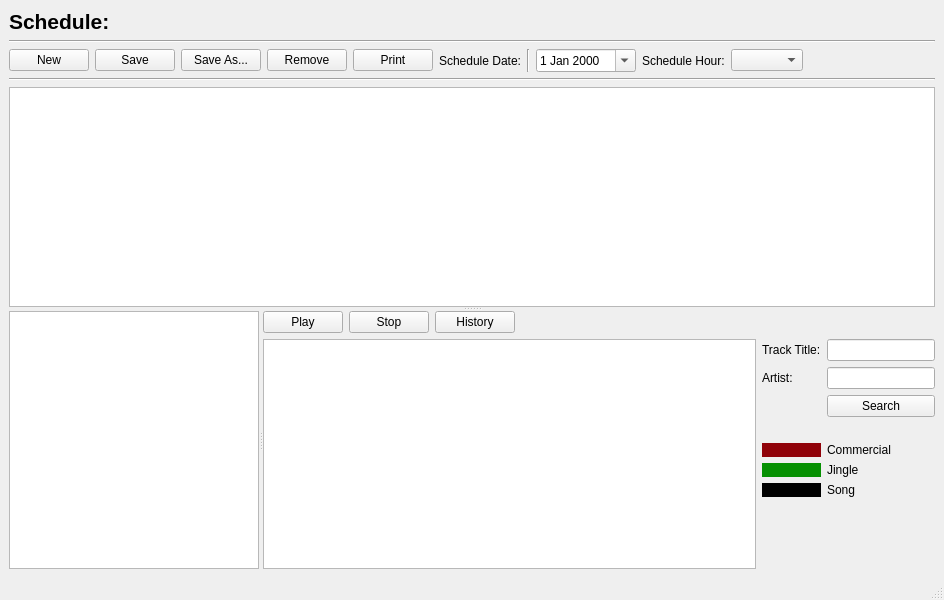
The window that rave/sedric/mainwindow.ui (pgathogo/raven) describes before a commit, drawn with Qt 5.
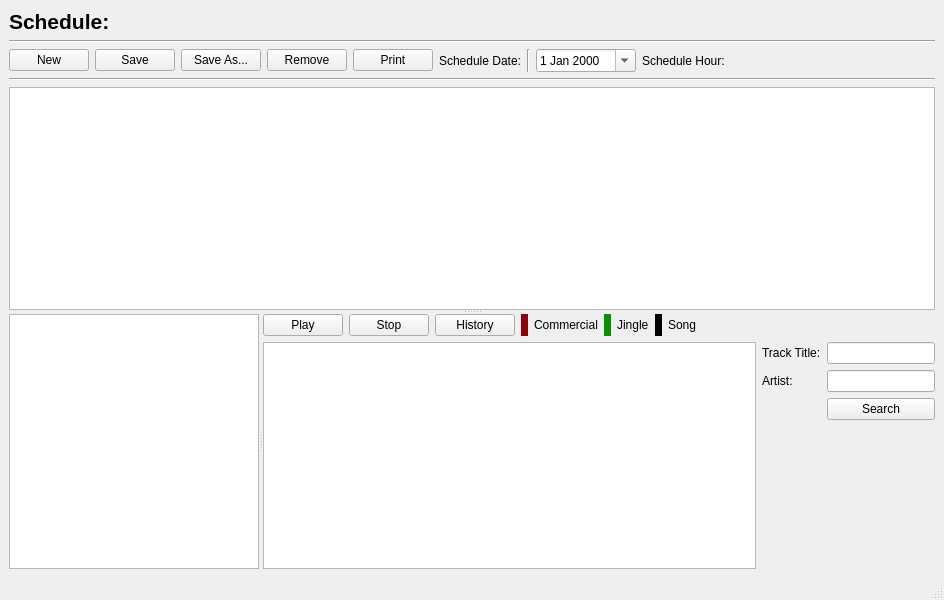
The same window after the commit.

Commit message: Added multiple hour support when scheduling.

Diff of the .ui file:
```diff
--- a/rave/sedric/mainwindow.ui
+++ b/rave/sedric/mainwindow.ui
@@ -112,14 +112,7 @@
        </widget>
       </item>
       <item>
-       <widget class="QComboBox" name="cbHours">
-        <property name="minimumSize">
-         <size>
-          <width>0</width>
-          <height>0</height>
-         </size>
-        </property>
-       </widget>
+       <layout class="QHBoxLayout" name="hlHour"/>
       </item>
       <item>
        <spacer name="horizontalSpacer">
@@ -193,6 +186,92 @@
              </property>
             </widget>
            </item>
+           <item>
+            <layout class="QHBoxLayout" name="horizontalLayout_5" stretch="1,0,1,0,1,0">
+             <item>
+              <widget class="QLabel" name="label_8">
+               <property name="maximumSize">
+                <size>
+                 <width>15</width>
+                 <height>16777215</height>
+                </size>
+               </property>
+               <property name="styleSheet">
+                <string notr="true">background-color: rgb(144, 2, 9);</string>
+               </property>
+               <property name="text">
+                <string/>
+               </property>
+              </widget>
+             </item>
+             <item>
+              <widget class="QLabel" name="label_13">
+               <property name="text">
+                <string>Commercial</string>
+               </property>
+              </widget>
+             </item>
+             <item>
+              <widget class="QLabel" name="label_10">
+               <property name="maximumSize">
+                <size>
+                 <width>15</width>
+                 <height>16777215</height>
+                </size>
+               </property>
+               <property name="styleSheet">
+                <string notr="true">background-color: rgb(6,144,2);</string>
+               </property>
+               <property name="text">
+                <string/>
+               </property>
+              </widget>
+             </item>
+             <item>
+              <widget class="QLabel" name="label_6">
+               <property name="text">
+                <string>Jingle</string>
+               </property>
+              </widget>
+             </item>
+             <item>
+              <widget class="QLabel" name="label_11">
+               <property name="maximumSize">
+                <size>
+                 <width>15</width>
+                 <height>16777215</height>
+                </size>
+               </property>
+               <property name="styleSheet">
+                <string notr="true">background-color: rgb(0, 0, 0);</string>
+               </property>
+               <property name="text">
+                <string/>
+               </property>
+              </widget>
+             </item>
+             <item>
+              <widget class="QLabel" name="label_9">
+               <property name="text">
+                <string>Song</string>
+               </property>
+              </widget>
+             </item>
+            </layout>
+           </item>
+           <item>
+            <spacer name="horizontalSpacer_3">
+             <property name="orientation">
+              <enum>Qt::Horizontal</enum>
+             </property>
+             <property name="sizeHint" stdset="0">
+              <size>
+               <width>40</width>
+               <height>20</height>
+              </size>
+             </property>
+            </spacer>
+           </item>
            <item>
             <spacer name="horizontalSpacer_2">
              <property name="orientation">
@@ -222,37 +301,7 @@
            </item>
            <item>
             <layout class="QGridLayout" name="gridLayout">
-             <item row="6" column="0">
-              <widget class="QLabel" name="label_11">
-               <property name="styleSheet">
-                <string notr="true">background-color: rgb(0, 0, 0);</string>
-               </property>
-               <property name="text">
-                <string/>
-               </property>
-              </widget>
-             </item>
              <item row="6" column="1">
-              <widget class="QLabel" name="label_6">
-               <property name="text">
-                <string>Song</string>
-               </property>
-              </widget>
-             </item>
-             <item row="4" column="0">
-              <widget class="QLabel" name="label_8">
-               <property name="styleSheet">
-                <string notr="true">background-color: rgb(144, 2, 9);</string>
-               </property>
-               <property name="text">
-                <string/>
-               </property>
-              </widget>
-             </item>
-             <item row="1" column="1">
-              <widget class="QLineEdit" name="edtArtist"/>
-             </item>
-             <item row="7" column="1">
               <spacer name="verticalSpacer">
                <property name="orientation">
                 <enum>Qt::Vertical</enum>
@@ -265,30 +314,6 @@
                </property>
               </spacer>
              </item>
-             <item row="4" column="1">
-              <widget class="QLabel" name="label_7">
-               <property name="text">
-                <string>Commercial</string>
-               </property>
-              </widget>
-             </item>
-             <item row="2" column="1">
-              <widget class="QPushButton" name="btnSearch">
-               <property name="text">
-                <string>Search</string>
-               </property>
-              </widget>
-             </item>
-             <item row="0" column="0">
-              <widget class="QLabel" name="label_4">
-               <property name="text">
-                <string>Track Title:</string>
-               </property>
-              </widget>
-             </item>
-             <item row="0" column="1">
-              <widget class="QLineEdit" name="edtTitle"/>
-             </item>
              <item row="1" column="0">
               <widget class="QLabel" name="label_5">
                <property name="text">
@@ -296,20 +321,23 @@
                </property>
               </widget>
              </item>
-             <item row="5" column="1">
-              <widget class="QLabel" name="label_9">
+             <item row="0" column="1">
+              <widget class="QLineEdit" name="edtTitle"/>
+             </item>
+             <item row="0" column="0">
+              <widget class="QLabel" name="label_4">
                <property name="text">
-                <string>Jingle</string>
+                <string>Track Title:</string>
                </property>
               </widget>
              </item>
-             <item row="5" column="0">
-              <widget class="QLabel" name="label_10">
-               <property name="styleSheet">
-                <string notr="true">background-color: rgb(6,144,2);</string>
-               </property>
+             <item row="1" column="1">
+              <widget class="QLineEdit" name="edtArtist"/>
+             </item>
+             <item row="2" column="1">
+              <widget class="QPushButton" name="btnSearch">
                <property name="text">
-                <string/>
+                <string>Search</string>
                </property>
               </widget>
              </item>
```
Left out of the diff: 3 changed lines with no effect on the pictures. The commit also changes 23 other files.
